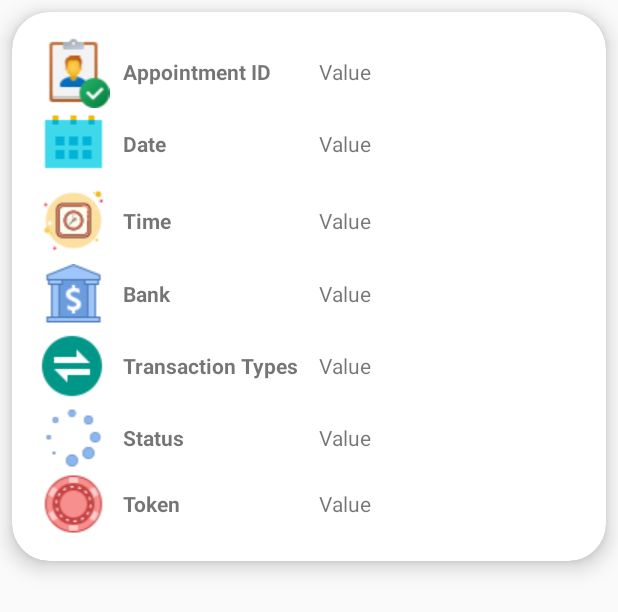
After one commit to Hemang2601/Booking, an Android app: the layout item_appointment.xml on its own in the app's theme, with its tools: preview values and no code run, on a phone screen of 412 x 824 dp. The commit adds this screen. Shown: the top 612 px of the screen. Run offline under Robolectric (Android 15) with nearby library versions, the phone set to English and light mode, and no system bars.

Commit message:
18_02_2024

```diff
--- a/app/src/main/java/com/example/booking/ApiService.java
+++ b/app/src/main/java/com/example/booking/ApiService.java
@@ -22,4 +22,7 @@ public interface ApiService {
 
     @POST("send_appointment_data.php")
     Call<ResponseBody> sendAppointmentData(@Body AppointmentRequest appointmentRequest);
+
+    @POST("status.php")
+    Call<ResponseBody> getStatusData(@Body StatusIdRequest statusIdRequest);
 }
--- /dev/null
+++ b/app/src/main/res/layout/item_appointment.xml
@@ -0,0 +1,224 @@
+<androidx.cardview.widget.CardView xmlns:android="http://schemas.android.com/apk/res/android"
+    xmlns:app="http://schemas.android.com/apk/res-auto"
+    android:layout_width="match_parent"
+    android:layout_height="wrap_content"
+    android:layout_margin="8dp"
+    app:cardCornerRadius="25dp"
+    app:cardElevation="8dp">
+
+    <TableLayout
+        android:layout_width="match_parent"
+        android:layout_height="wrap_content"
+        android:padding="16dp">
+
+        <!-- Appointment ID -->
+        <TableRow>
+
+            <ImageView
+                android:layout_width="wrap_content"
+                android:layout_height="wrap_content"
+                android:src="@drawable/appointmentid"
+                android:paddingEnd="8dp"
+               />
+
+            <TextView
+                android:id="@+id/appointmentIdTextView"
+                android:layout_width="wrap_content"
+                android:layout_height="wrap_content"
+                android:text="Appointment ID "
+                android:layout_gravity="center_vertical|start"
+                android:textStyle="bold" />
+
+            <TextView
+                android:id="@+id/appointmentIdValueTextView"
+                android:layout_width="wrap_content"
+                android:layout_height="wrap_content"
+                android:layout_gravity="center_vertical|start"
+                android:text="Value"
+                android:layout_marginLeft="10dp"
+                android:textStyle="normal" />
+
+        </TableRow>
+
+        <!-- Date -->
+        <TableRow>
+
+            <ImageView
+                android:layout_width="wrap_content"
+                android:layout_height="wrap_content"
+                android:src="@drawable/calendar"
+                android:paddingEnd="8dp" />
+
+            <TextView
+                android:id="@+id/dateTextView"
+                android:layout_width="wrap_content"
+                android:layout_height="wrap_content"
+                android:layout_gravity="center_vertical|start"
+                android:text="Date "
+                android:textStyle="bold" />
+
+            <TextView
+                android:id="@+id/dateValueTextView"
+                android:layout_width="wrap_content"
+                android:layout_height="wrap_content"
+                android:layout_gravity="center_vertical|start"
+                android:text="Value"
+                android:textStyle="normal"
+                android:layout_marginLeft="10dp"/>
+
+        </TableRow>
+
+        <!-- Time -->
+        <TableRow>
+
+            <ImageView
+                android:layout_width="wrap_content"
+                android:layout_height="wrap_content"
+                android:src="@drawable/clock"
+                android:paddingEnd="8dp"
+                android:layout_marginTop="2dp"
+                android:layout_marginBottom="2dp"/>
+
+            <TextView
+                android:id="@+id/timeTextView"
+                android:layout_width="wrap_content"
+                android:layout_height="wrap_content"
+                android:layout_gravity="center_vertical|start"
+                android:text="Time "
+                android:textStyle="bold" />
+
+            <TextView
+                android:id="@+id/timeValueTextView"
+                android:layout_width="wrap_content"
+                android:layout_height="wrap_content"
+                android:layout_gravity="center_vertical|start"
+                android:text="Value"
+                android:textStyle="normal"
+                android:layout_marginLeft="10dp"/>
+
+        </TableRow>
+
+        <!-- Bank -->
+        <TableRow>
+
+            <ImageView
+                android:layout_width="wrap_content"
+                android:layout_height="wrap_content"
+                android:src="@drawable/bank"
+                android:paddingEnd="8dp"
+                android:layout_marginTop="2dp"
+                android:layout_marginBottom="2dp"/>
+
+            <TextView
+                android:id="@+id/bankTextView"
+                android:layout_width="wrap_content"
+                android:layout_height="wrap_content"
+                android:layout_gravity="center_vertical|start"
+                android:text="Bank "
+                android:textStyle="bold" />
+
+            <TextView
+                android:id="@+id/bankValueTextView"
+                android:layout_width="wrap_content"
+                android:layout_height="wrap_content"
+                android:layout_gravity="center_vertical|start"
+                android:text="Value"
+                android:textStyle="normal"
+                android:layout_marginLeft="10dp"/>
+
+        </TableRow>
+
+        <!-- Transaction Types -->
+        <TableRow>
+
+            <ImageView
+                android:layout_width="wrap_content"
+                android:layout_height="wrap_content"
+                android:src="@drawable/transaction"
+                android:layout_gravity="center_vertical|start"
+                android:paddingEnd="8dp"
+                android:layout_marginTop="2dp"
+                android:layout_marginBottom="2dp"/>
+
+            <TextView
+                android:id="@+id/transactionTypesTextView"
+                android:layout_width="wrap_content"
+                android:layout_height="wrap_content"
+                android:text="Transaction Types "
+                android:layout_gravity="center_vertical|start"
+                android:textStyle="bold" />
+
+            <TextView
+                android:id="@+id/transactionTypesValueTextView"
+                android:layout_width="wrap_content"
+                android:layout_height="wrap_content"
+                android:layout_gravity="center_vertical|start"
+                android:text="Value"
+
+                android:textStyle="normal"
+                android:layout_marginLeft="10dp"/>
+
+        </TableRow>
+
+        <!-- Status -->
+        <TableRow>
+
+            <ImageView
+                android:layout_width="wrap_content"
+                android:layout_height="wrap_content"
+                android:src="@drawable/status"
+                android:paddingEnd="8dp"
+                android:layout_marginTop="2dp"
+                android:layout_marginBottom="2dp"/>
+
+            <TextView
+                android:id="@+id/statusTextView"
+                android:layout_width="wrap_content"
+                android:layout_height="wrap_content"
+                android:layout_gravity="center_vertical|start"
+                android:text="Status "
+                android:textStyle="bold" />
+
+            <TextView
+                android:id="@+id/statusValueTextView"
+                android:layout_width="wrap_content"
+                android:layout_height="wrap_content"
+                android:layout_gravity="center_vertical|start"
+                android:text="Value"
+                android:textStyle="normal"
+                android:layout_marginLeft="10dp"/>
+
+        </TableRow>
+
+        <!-- Token -->
+        <TableRow>
+
+            <ImageView
+                android:layout_width="wrap_content"
+                android:layout_height="wrap_content"
+                android:src="@drawable/token"
+                android:paddingEnd="8dp"
+               android:layout_marginTop="2dp"
+                android:layout_marginBottom="2dp"/>
+
+            <TextView
+                android:id="@+id/tokenTextView"
+                android:layout_width="wrap_content"
+                android:layout_height="wrap_content"
+                android:layout_gravity="center_vertical|start"
+                android:text="Token "
+                android:textStyle="bold" />
+
+            <TextView
+                android:id="@+id/tokenValueTextView"
+                android:layout_width="wrap_content"
+                android:layout_height="wrap_content"
+                android:layout_gravity="center_vertical|start"
+                android:text="Value"
+                android:textStyle="normal"
+                android:layout_marginLeft="10dp"/>
+
+        </TableRow>
+
+    </TableLayout>
+</androidx.cardview.widget.CardView>
```
Also changed, not shown: app/src/main/java/com/example/booking/Appointment.java (added, +78 -0 lines), app/src/main/java/com/example/booking/AppointmentActivity.java (+25 -0 lines), app/src/main/java/com/example/booking/AppointmentAdapter.java (added, +88 -0 lines), app/src/main/java/com/example/booking/StatusActivity.java (+87 -26 lines), app/src/main/java/com/example/booking/StatusIdRequest.java (added, +18 -0 lines), app/src/main/java/com/example/booking/UserIdRequest.java (+4 -3 lines), app/src/main/res/layout/activity_status.xml (+23 -3 lines), app/src/main/res/drawable/appointmentid.png (added), app/src/main/res/drawable/token.png (added).
